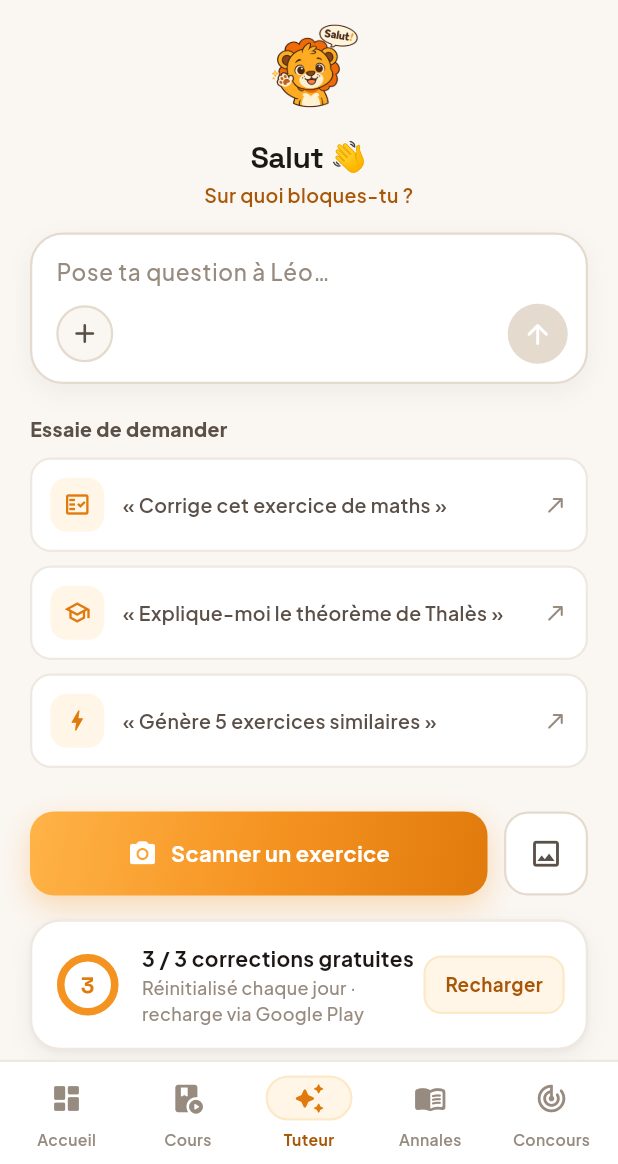
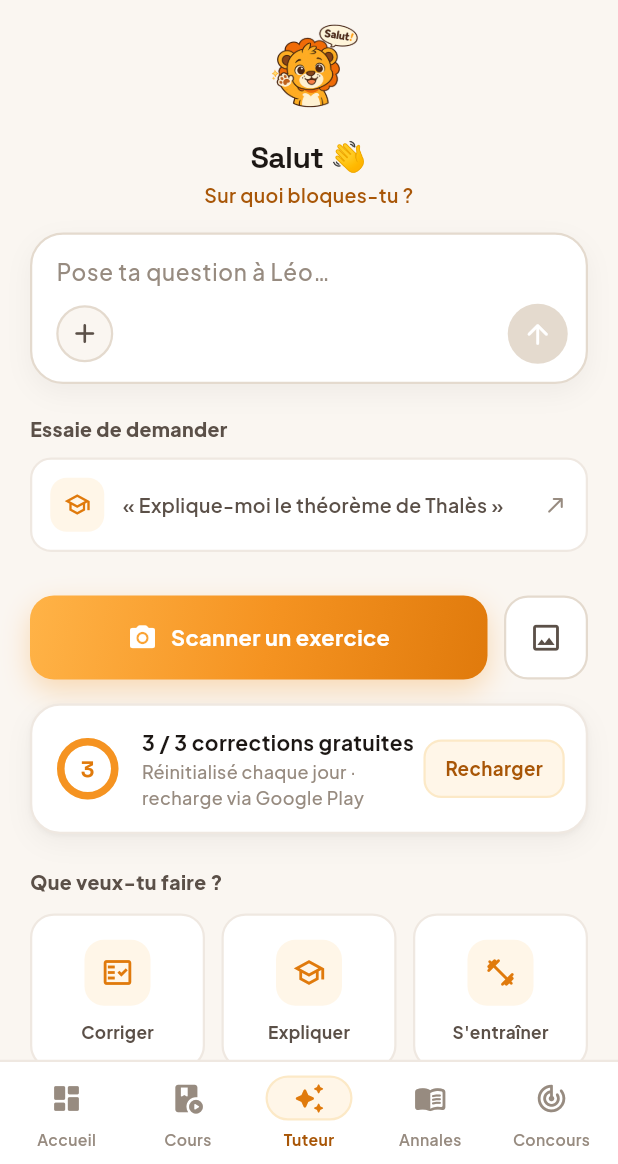
Before and after one commit to ludagg/onbuch-v2, a Flutter app: the TutorHubScreen screen opened by its route, on a phone screen of 412 x 824 dp, the part 72-1236 px from its top. Run offline on Flutter 3.47's test engine with Material 3 defaults, Android fonts, the phone set to English and light mode, and no system bars; our stand-ins replace appwrite, camera, file_picker, firebase_core, firebase_messaging, fl_chart and 11 more; missing offline and left inert: gpt_markdown; accounts and stored records are empty; network calls fail.

Commit message:
Tuteur : ne garder qu'une seule suggestion (théorème de Thalès)
Co-Authored-By: Claude Opus 4.8 (1M context) <noreply@anthropic.com>
Claude-Session: https://claude.ai/code/session_01SyEdjYbgCw9yPqHpuvtDDx

```diff
--- a/lib/screens/tutor/tutor_hub_screen.dart
+++ b/lib/screens/tutor/tutor_hub_screen.dart
@@ -205,11 +205,8 @@ class _TutorHubScreenState extends State<TutorHubScreen> {
           // ── Suggestions (option A) ────────────────────────────────────────
           Text('Essaie de demander', style: body(13, weight: FontWeight.w800, color: OC.ink2)),
           const SizedBox(height: 10),
-          _suggestion(Icons.fact_check_outlined, 'Corrige cet exercice de maths', _scan),
           _suggestion(Icons.school_outlined, 'Explique-moi le théorème de Thalès',
               () => _ask('Explique-moi clairement, avec un exemple : le théorème de Thalès.', title: 'Théorème de Thalès')),
-          _suggestion(Icons.bolt_rounded, 'Génère 5 exercices similaires',
-              () => _ask('Génère 5 exercices de maths de niveau lycée, variés, avec un corrigé détaillé pour chacun.', title: 'Exercices générés')),
           const SizedBox(height: 20),
 
           // ── Scan (action primaire) ────────────────────────────────────────
```
